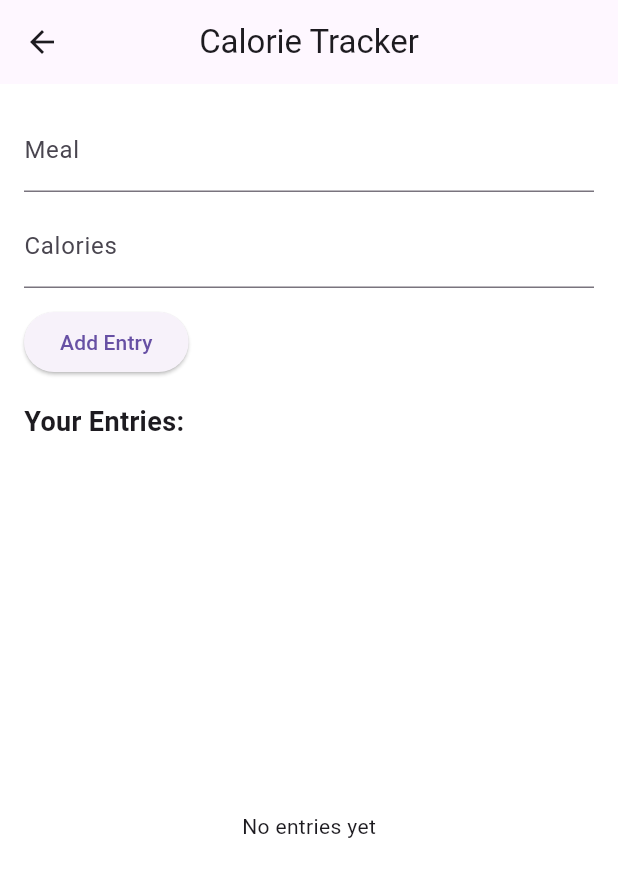
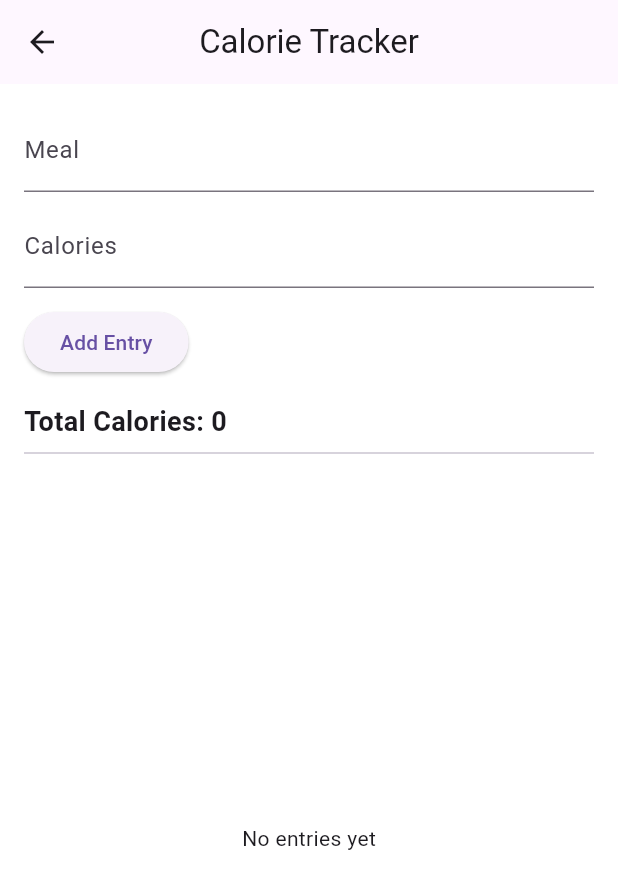
Before and after one commit to 002891677/Group_Project1, a Flutter app: the CalorieTrackerScreen screen opened directly, on a phone screen of 412 x 824 dp. Shown: the top 889 px of the screen. Run offline on Flutter 3.47's test engine with Material 3 defaults, Android fonts, the phone set to English and light mode, and no system bars.

Commit message:
feat(calorie): add total calories counter and finalize tracker screen

```diff
--- a/lib/screens/calorie_tracker.dart
+++ b/lib/screens/calorie_tracker.dart
@@ -18,8 +18,7 @@ class _CalorieTrackerScreenState extends State<CalorieTrackerScreen> {
     final cals = int.tryParse(_calCtrl.text.trim());
     if (meal.isEmpty || cals == null) {
       ScaffoldMessenger.of(context).showSnackBar(
-        const SnackBar(content: Text('Please enter meal and calories')),
-      );
+          const SnackBar(content: Text('Please enter meal and calories')));
       return;
     }
 
@@ -37,6 +36,8 @@ class _CalorieTrackerScreenState extends State<CalorieTrackerScreen> {
       _entries.removeAt(index);
     });
   }
+
+  int get totalCalories => _entries.fold(0, (sum, e) => sum + e.calories);
 
   @override
   Widget build(BuildContext context) {
@@ -59,8 +60,10 @@ class _CalorieTrackerScreenState extends State<CalorieTrackerScreen> {
             ElevatedButton(
                 onPressed: _addEntry, child: const Text('Add Entry')),
             const SizedBox(height: 16),
-            const Text('Your Entries:',
-                style: TextStyle(fontSize: 18, fontWeight: FontWeight.bold)),
+            Text('Total Calories: $totalCalories',
+                style:
+                    const TextStyle(fontSize: 18, fontWeight: FontWeight.bold)),
+            const Divider(),
             Expanded(
               child: _entries.isEmpty
                   ? const Center(child: Text('No entries yet'))
```
